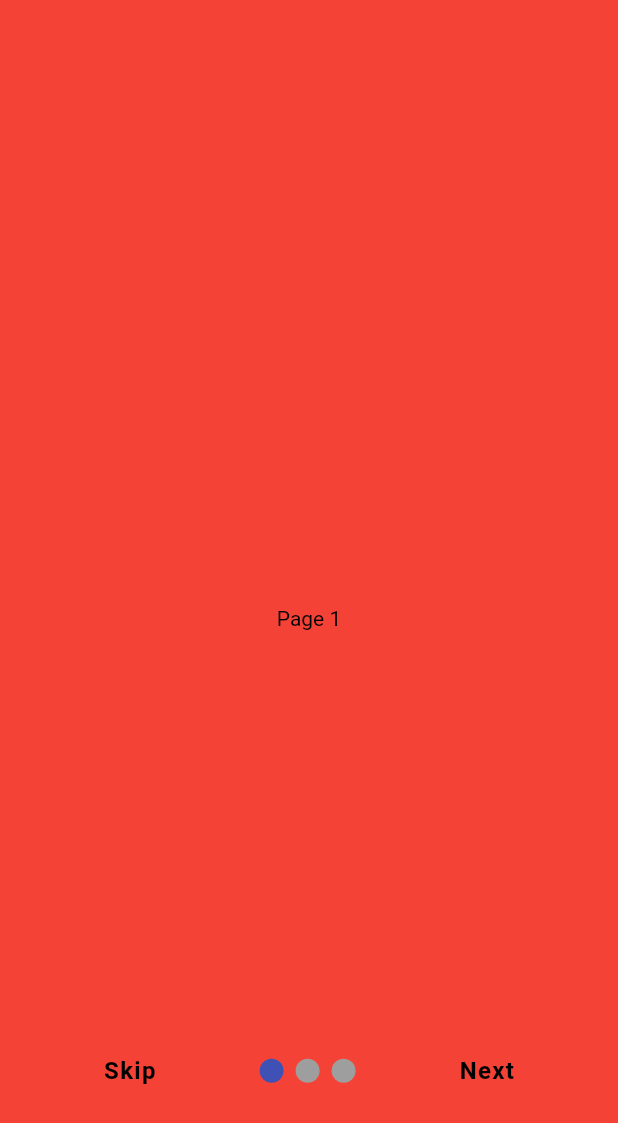
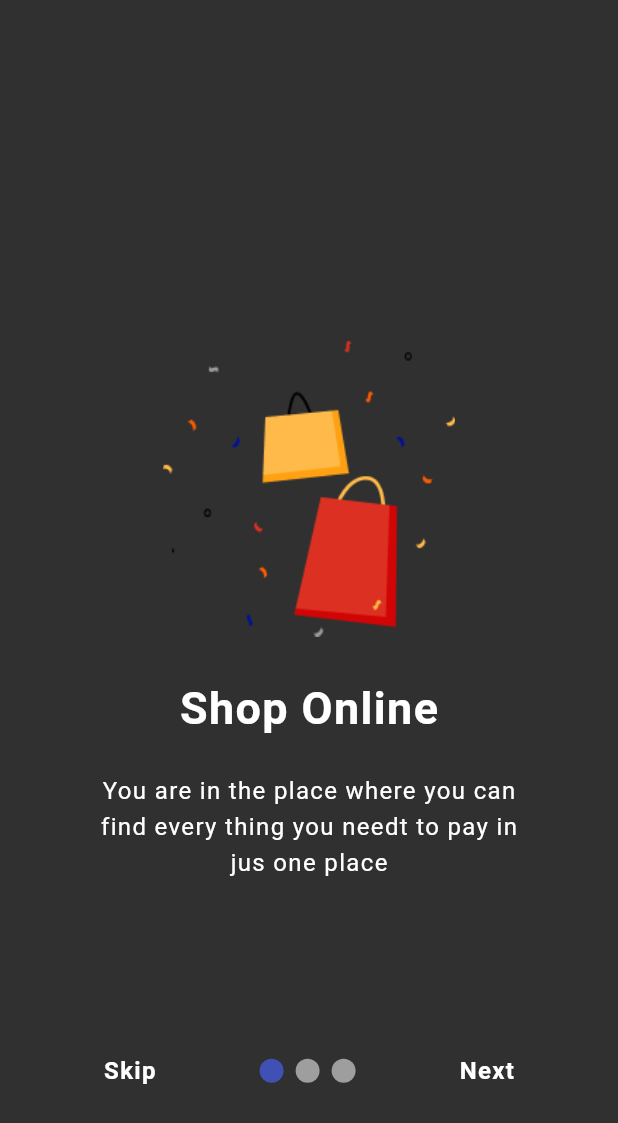
Before and after one commit to AbdulrahmanAlShaweesh/Flutter-ecommerce-app, a Flutter app: the screen it shows after launch, on a phone screen of 412 x 824 dp. Shown: the top 1123 px of the screen. Run offline on Flutter 3.47's test engine with Material 2 defaults, Android fonts, the phone set to English and light mode, and no system bars; drawn by our look-alikes of smooth_page_indicator; our stand-ins replace firebase_core; accounts and stored records are empty.

Commit message:
add intro slider screen 1

```diff
--- a/lib/Views/Widgets/intro_slider_contrller.dart
+++ b/lib/Views/Widgets/intro_slider_contrller.dart
@@ -24,7 +24,7 @@ class SliderControlWidget extends StatelessWidget {
         // skip
         GestureDetector(
           onTap: () {
-            _controller.jumpToPage(screens.length);
+            _controller.jumpToPage(screens.length - 1);
           },
           child: const SliderSkipText(),
         ),
--- a/lib/Views/Widgets/intro_slider_view.dart
+++ b/lib/Views/Widgets/intro_slider_view.dart
@@ -33,7 +33,6 @@ class _IntroSliderViewState extends State<IntroSliderView> {
             setState(() {
               onLastPage = (index == screens.length - 1);
             });
-            log('$onLastPage');
           },
           controller: _controller,
           itemCount: screens.length,
--- a/lib/Views/Widgets/slider_explore_text.dart
+++ b/lib/Views/Widgets/slider_explore_text.dart
@@ -10,7 +10,6 @@ class SliderExploreText extends StatelessWidget {
     return const Text(
       'Explore',
       style: TextStyle(
-        color: Colors.black,
         letterSpacing: 0.9,
         fontWeight: FontWeight.bold,
         fontSize: 16.0,
--- a/lib/Views/Widgets/slider_next_text.dart
+++ b/lib/Views/Widgets/slider_next_text.dart
@@ -11,7 +11,6 @@ class SliderNextText extends StatelessWidget {
       'Next',
       style: TextStyle(
         fontSize: 16.0,
-        color: Colors.black,
         fontWeight: FontWeight.bold,
         letterSpacing: 0.9,
       ),
--- a/lib/Views/Widgets/slider_skip_text.dart
+++ b/lib/Views/Widgets/slider_skip_text.dart
@@ -11,7 +11,6 @@ class SliderSkipText extends StatelessWidget {
       'Skip',
       style: TextStyle(
         fontSize: 16.0,
-        color: Colors.black,
         fontWeight: FontWeight.bold,
         letterSpacing: 0.9,
       ),
--- /dev/null
+++ b/lib/Views/Widgets/small_text.dart
@@ -0,0 +1,24 @@
+import 'package:flutter/material.dart';
+
+class SmallText extends StatelessWidget {
+  const SmallText({
+    super.key,
+    required this.text,
+    required this.fontSize,
+  });
+  final String text;
+  final double fontSize;
+  // final
+  @override
+  Widget build(BuildContext context) {
+    return Text(
+      text,
+      style: TextStyle(
+        fontSize: fontSize,
+        // fontWeight: FontWeight.bold,
+        letterSpacing: 0.9,
+        height: 1.5,
+      ),
+    );
+  }
+}
--- a/lib/Views/intro_page1.dart
+++ b/lib/Views/intro_page1.dart
@@ -1,4 +1,7 @@
+// ignore_for_file: sized_box_for_whitespace
+
 import 'package:flutter/material.dart';
+import 'package:flutter_ecommerce_app/Views/Widgets/small_text.dart';
 
 class IntroPage1 extends StatelessWidget {
   const IntroPage1({super.key});
@@ -6,15 +9,49 @@ class IntroPage1 extends StatelessWidget {
   @override
   Widget build(BuildContext context) {
     return Scaffold(
-      body: Container(
-        width: double.infinity,
-        height: double.infinity,
-        color: Colors.red,
-        child: const Center(
+      body: Column(
+        mainAxisAlignment: MainAxisAlignment.center,
+        children: [
+          Container(
+            height: 200,
+            // width: 300,
+            decoration: const BoxDecoration(
+              image: DecorationImage(
+                fit: BoxFit.contain,
+                image: AssetImage('assets/IntroSliderImages/appLogo.png'),
+              ),
+            ),
+          ),
+          const Padding(
+            padding: EdgeInsets.only(top: 30, bottom: 10.0),
             child: Text(
-          'Page 1',
-          style: TextStyle(color: Colors.black),
-        )),
+              'Shop Online',
+              style: TextStyle(
+                fontSize: 30,
+                fontWeight: FontWeight.bold,
+                letterSpacing: 0.9,
+              ),
+            ),
+          ),
+          Container(
+            height: 100,
+            child: const Column(
+              mainAxisAlignment: MainAxisAlignment.center,
+              crossAxisAlignment: CrossAxisAlignment.center,
+              children: [
+                SmallText(
+                  text: 'You are in the place where you can',
+                  fontSize: 16,
+                ),
+                SmallText(
+                  text: 'find every thing you needt to pay in',
+                  fontSize: 16,
+                ),
+                SmallText(text: 'jus one place', fontSize: 16)
+              ],
+            ),
+          )
+        ],
       ),
     );
   }
--- a/lib/Views/intro_slider_screen.dart
+++ b/lib/Views/intro_slider_screen.dart
@@ -6,9 +6,9 @@ class IntroSliderScreen extends StatelessWidget {
   static String id = 'Intro Slider Screen';
   @override
   Widget build(BuildContext context) {
-    return const SafeArea(
-      child: Scaffold(
-        body: IntroSliderView(),
+    return const Scaffold(
+      body: SafeArea(
+        child: IntroSliderView(),
       ),
     );
   }
--- a/pubspec.yaml
+++ b/pubspec.yaml
@@ -36,7 +36,6 @@ dependencies:
   smooth_page_indicator: ^1.1.0
 
 dev_dependencies:
-
   # The "flutter_lints" package below contains a set of recommended lints to
   # encourage good coding practices. The lint set provided by the package is
   # activated in the `analysis_options.yaml` file located at the root of your
@@ -57,7 +56,7 @@ flutter:
 
   # To add assets to your application, add an assets section, like this:
   assets:
-    - assets/mainSliderImages/
+    - assets/IntroSliderImages/
   # - assets/SliderImages/
   # - assets/navigationbaricons/
   # - assets/catigoryIcons/
```
Also changed, not shown: assets/IntroSliderImages/appLogo.png (renamed from assets/mainSliderImages/appLogo.png), assets/IntroSliderImages/firstSliderPageImage.png (renamed from assets/mainSliderImages/image.png), 1 other file.
